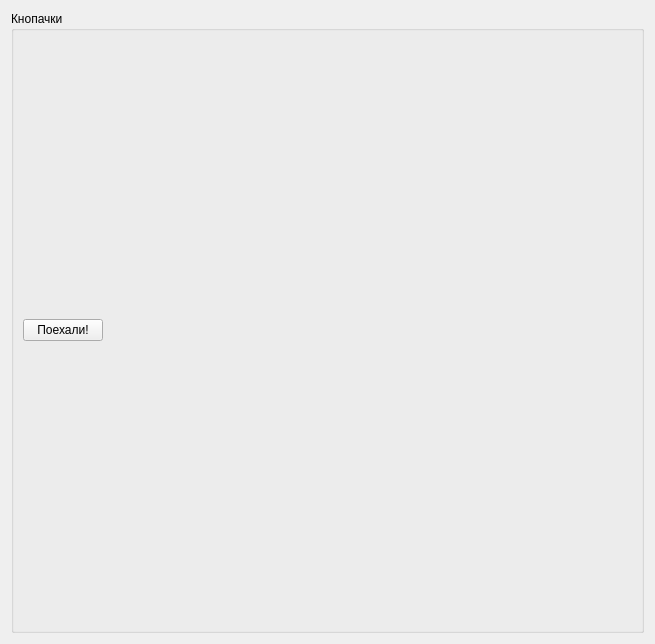
This is SmallScrewdriver/smallscrewdriver.ui in Ingener74/Small-Screwdriver as Qt 5 draws it before an edit. The edited form follows.
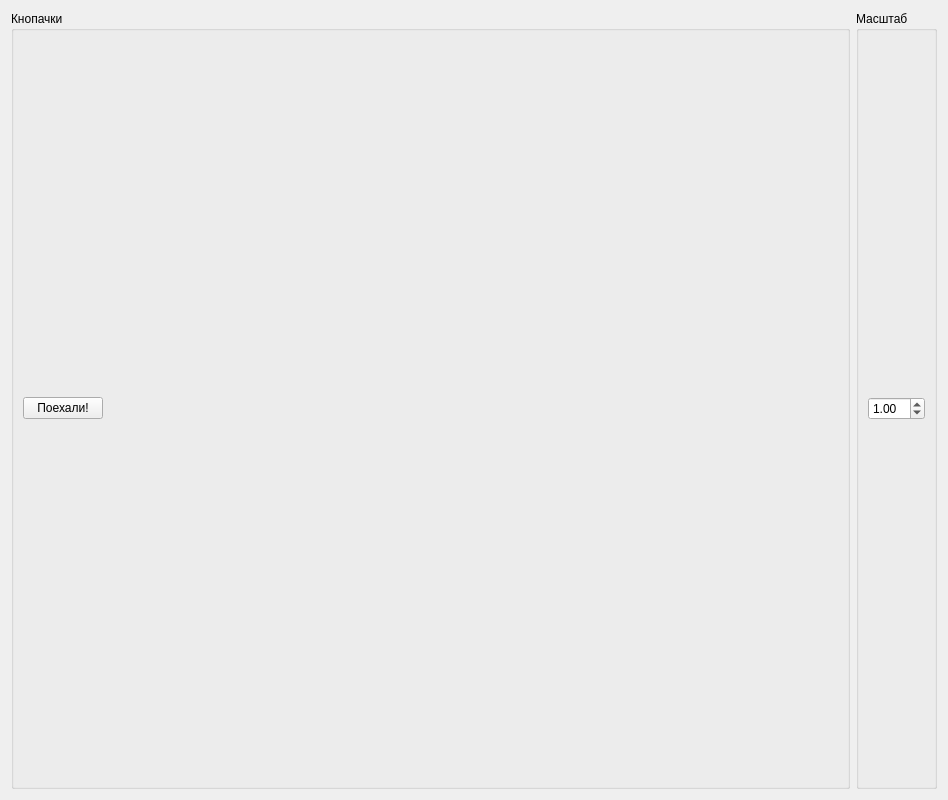
This is the edited form. Icons and pictures are not drawn.

Commit message: поправил ошибки доработал интерфейс(масштаб отрисовки) сделал сохранение изображения атласа в файл

Patch:
```diff
--- a/SmallScrewdriver/smallscrewdriver.ui
+++ b/SmallScrewdriver/smallscrewdriver.ui
@@ -6,8 +6,8 @@
    <rect>
     <x>0</x>
     <y>0</y>
-    <width>655</width>
-    <height>644</height>
+    <width>948</width>
+    <height>800</height>
    </rect>
   </property>
   <property name="windowTitle">
@@ -19,11 +19,13 @@
   </property>
   <layout class="QVBoxLayout" name="verticalLayout">
    <item>
+    <layout class="QHBoxLayout" name="horizontalLayout_3">
+     <item>
     <widget class="QGroupBox" name="groupBox">
      <property name="title">
       <string>Кнопачки</string>
      </property>
-     <layout class="QHBoxLayout" name="horizontalLayout">
+       <layout class="QHBoxLayout" name="horizontalLayout_2">
       <item>
        <widget class="QPushButton" name="go">
         <property name="text">
@@ -56,6 +58,33 @@
       </item>
      </layout>
     </widget>
+     </item>
+     <item>
+      <widget class="QGroupBox" name="groupBox_2">
+       <property name="title">
+        <string>Масштаб</string>
+       </property>
+       <layout class="QHBoxLayout" name="horizontalLayout">
+        <item>
+         <widget class="QDoubleSpinBox" name="scaleSpinBox">
+          <property name="minimum">
+           <double>0.050000000000000</double>
+          </property>
+          <property name="maximum">
+           <double>10.000000000000000</double>
+          </property>
+          <property name="singleStep">
+           <double>0.020000000000000</double>
+          </property>
+          <property name="value">
+           <double>1.000000000000000</double>
+          </property>
+         </widget>
+        </item>
+       </layout>
+      </widget>
+     </item>
+    </layout>
    </item>
   </layout>
  </widget>
```
Lines whose indentation alone changed are shown as unchanged. The commit also changes 6 other files.
